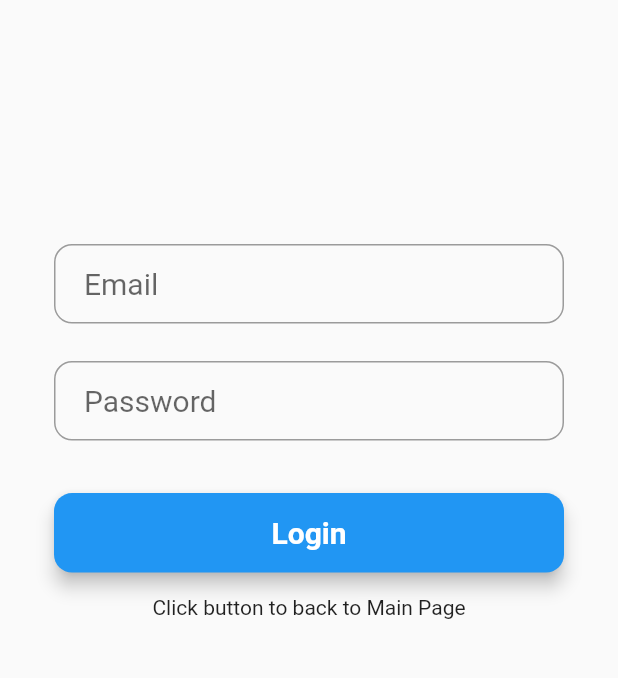
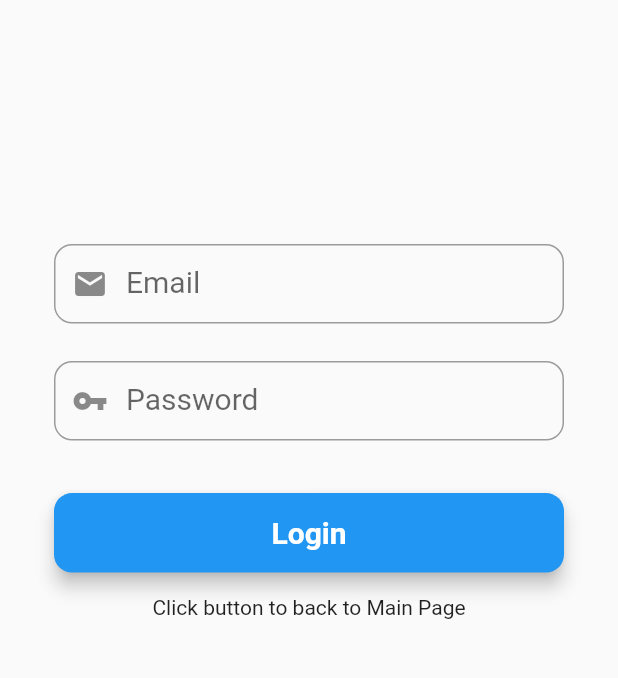
Before and after one commit to bellagithub-cell/ZiCheck, a Flutter app: the Login screen opened directly, on a phone screen of 412 x 824 dp, the part 483-1161 px from its top. Run offline on Flutter 3.47's test engine with Material 2 defaults, Android fonts, the phone set to English and light mode, and no system bars; our stand-ins replace shared_preferences; accounts and stored records are empty; Roboto replaces fonts that are missing (Monserrat, Montserrat).

```diff
--- a/lib/login.dart
+++ b/lib/login.dart
@@ -35,7 +35,7 @@ class _LoginState extends State<Login> {
   login() async {
     debugPrint('debug : masuk pak Eko');
     final response = await http.post(
-        "http://192.168.100.13/login.php", //ganti sesuai komputer masing2
+        "http://192.168.43.47/login.php", //ganti sesuai komputer masing2
         body: {
           "email": emailController.text,
           "password": passController.text
@@ -121,6 +121,8 @@ class _LoginState extends State<Login> {
       decoration: InputDecoration(
           contentPadding: EdgeInsets.fromLTRB(20.0, 15.0, 20.0, 15.0),
           hintText: "Email",
+          labelText: "Email",
+          prefixIcon: Icon(Icons.email),
           border:
               OutlineInputBorder(borderRadius: BorderRadius.circular(12.0))),
       //mastiin diisi
@@ -140,6 +142,8 @@ class _LoginState extends State<Login> {
       decoration: InputDecoration(
           contentPadding: EdgeInsets.fromLTRB(20.0, 15.0, 20.0, 15.0),
           hintText: "Password",
+          labelText: "Password",
+          prefixIcon: Icon(Icons.vpn_key),
           border:
               OutlineInputBorder(borderRadius: BorderRadius.circular(12.0))),
       controller: passController,
```
